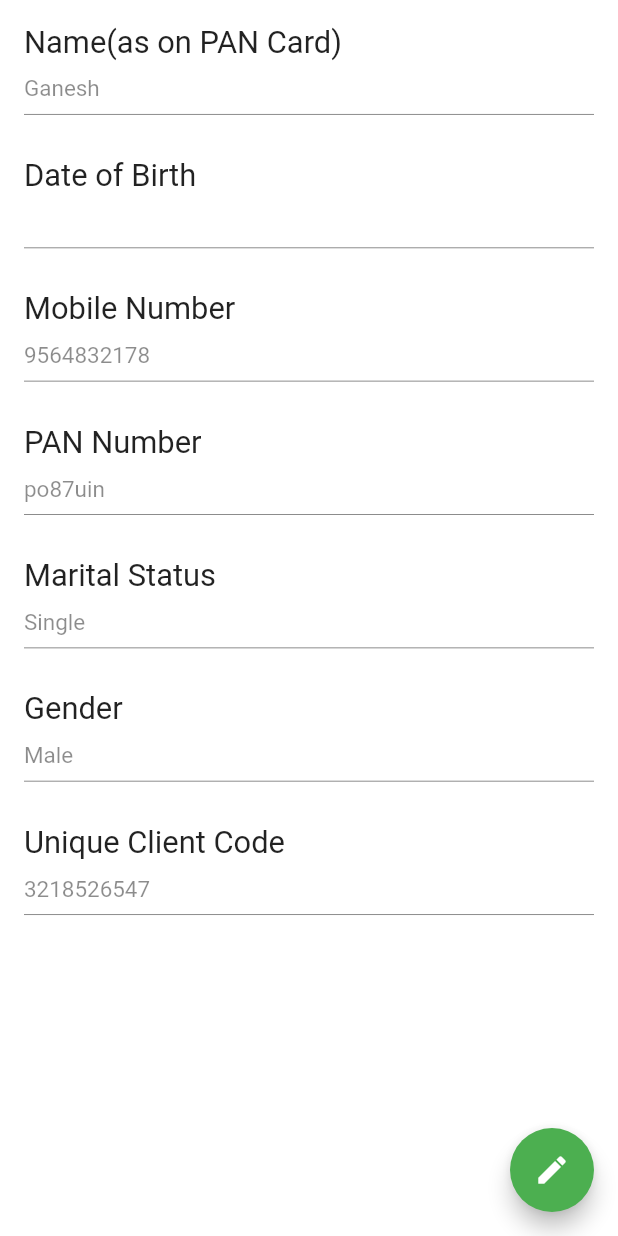
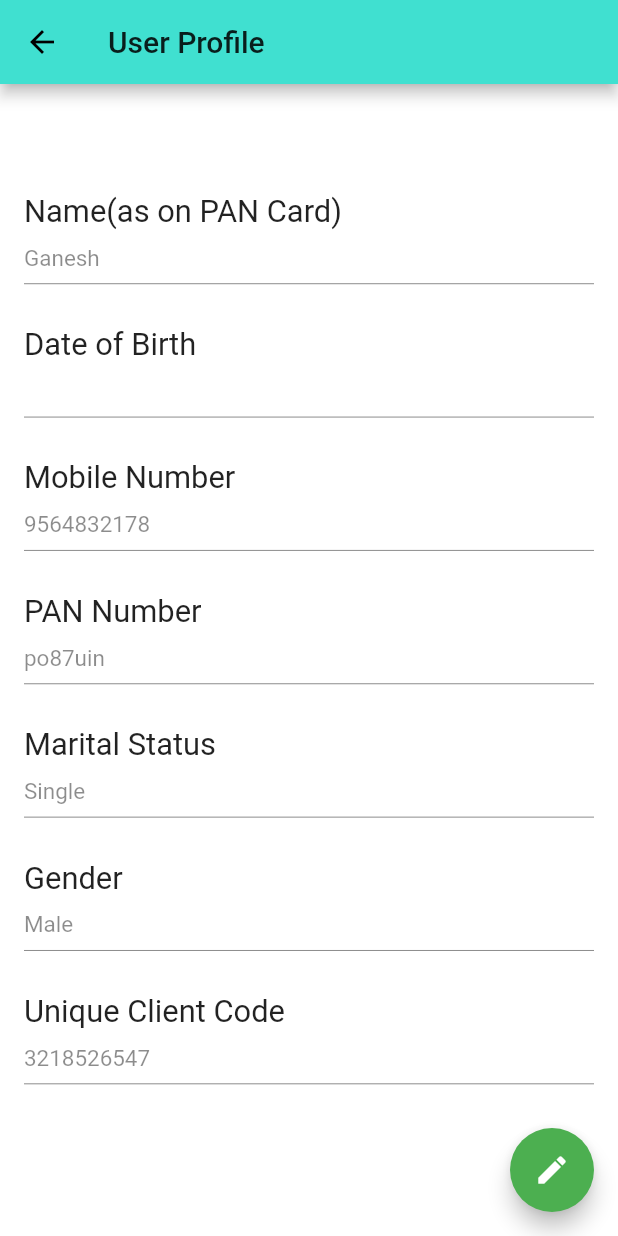
Before and after one commit to samyakOO7/finanace-app1, a Flutter app: the screen it shows after launch, in the side drawer, after a tap on "Profile", on a phone screen of 412 x 824 dp. Run offline on Flutter 3.47's test engine with Material 2 defaults, Android fonts, the phone set to English and light mode, and no system bars; our stand-ins replace cloud_firestore, expansion_tile_card, firebase_auth, fl_chart, flutter_rating_bar, fluttertoast and 8 more; missing offline and left inert: flutter_lock_screen, responsive_text_field; accounts and stored records are empty.

Commit message:
updated Profile page

```diff
--- a/lib/UserProfile.dart
+++ b/lib/UserProfile.dart
@@ -49,6 +49,9 @@ class _UserProfileState extends State<UserProfile> {
   Widget build(BuildContext context) {
     double tileHeight = MediaQuery.of(context).size.height;
     return Scaffold(
+      appBar: AppBar(
+        title: Text('User Profile'),
+      ),
       backgroundColor: Colors.white,
       floatingActionButton: FloatingActionButton(
         onPressed: () {
@@ -67,6 +70,7 @@ class _UserProfileState extends State<UserProfile> {
         child: Center(
           child: Padding(
             padding: const EdgeInsets.all(16.0),
+            child: SingleChildScrollView(
               child: Column(
                 mainAxisAlignment: MainAxisAlignment.start,
                 crossAxisAlignment: CrossAxisAlignment.start,
@@ -260,6 +264,7 @@ class _UserProfileState extends State<UserProfile> {
             ),
           ),
         ),
+      ),
     );
   }
 }
```
Lines whose indentation alone changed are shown as unchanged.
